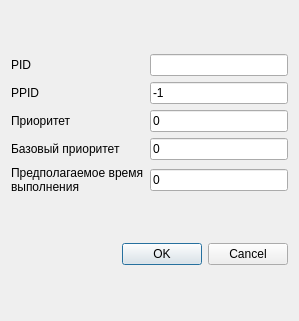
Old version of the form dispatcher/dialogs/createprocessdialog.ui in the repository alirzaev/dispatcher.
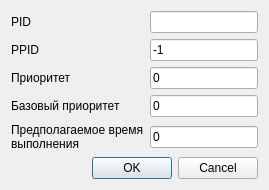
New version of the form.

The edit to the form file:
```diff
--- a/dispatcher/dialogs/createprocessdialog.ui
+++ b/dispatcher/dialogs/createprocessdialog.ui
@@ -6,14 +6,23 @@
    <rect>
     <x>0</x>
     <y>0</y>
-    <width>299</width>
-    <height>321</height>
+    <width>235</width>
+    <height>185</height>
    </rect>
   </property>
+  <property name="sizePolicy">
+   <sizepolicy hsizetype="Preferred" vsizetype="Preferred">
+    <horstretch>0</horstretch>
+    <verstretch>0</verstretch>
+   </sizepolicy>
+  </property>
   <property name="windowTitle">
    <string>Новый процесс</string>
   </property>
   <layout class="QVBoxLayout" name="verticalLayout">
+   <property name="sizeConstraint">
+    <enum>QLayout::SetFixedSize</enum>
+   </property>
    <item>
     <layout class="QGridLayout" name="gridLayout">
      <item row="1" column="0">
```
